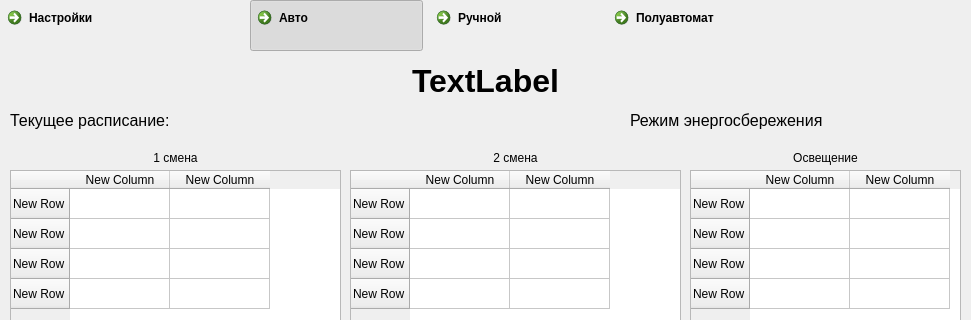
First picture: the form in mainform.ui, repository student-proger/BellManager, before the edit; both pictures show x 0 to 971 and y 0 to 320 of the 971 by 625 pixel window.
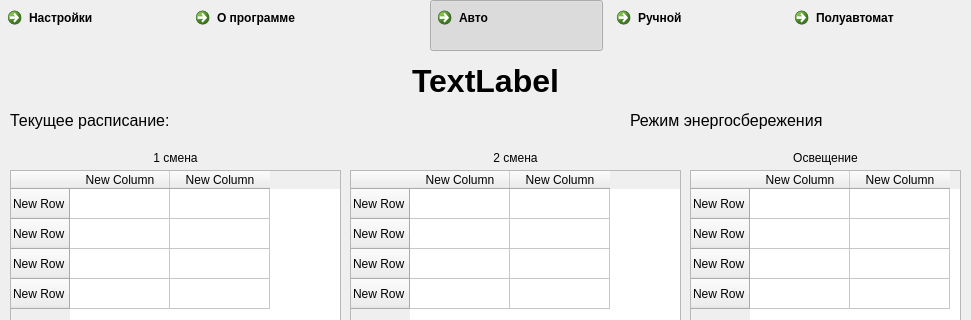
Second picture: the form after the edit. Icons and pictures are not drawn.

Patch:
```diff
--- a/mainform.ui
+++ b/mainform.ui
@@ -110,7 +110,7 @@
      <rect>
       <x>0</x>
       <y>0</y>
-      <width>178</width>
+      <width>369</width>
       <height>51</height>
      </rect>
     </property>
@@ -132,12 +132,23 @@
        </property>
       </widget>
      </item>
+     <item>
+      <widget class="QCommandLinkButton" name="aboutButton">
+       <property name="text">
+        <string>О программе</string>
+       </property>
+       <property name="icon">
+        <iconset>
+         <normaloff>images/info_24px.png</normaloff>images/info_24px.png</iconset>
+       </property>
+      </widget>
+     </item>
     </layout>
    </widget>
    <widget class="QWidget" name="horizontalLayoutWidget_2">
     <property name="geometry">
      <rect>
-      <x>250</x>
+      <x>430</x>
       <y>0</y>
       <width>530</width>
       <height>51</height>
```
Left out of the diff: 2 changed lines with no effect on the pictures.
